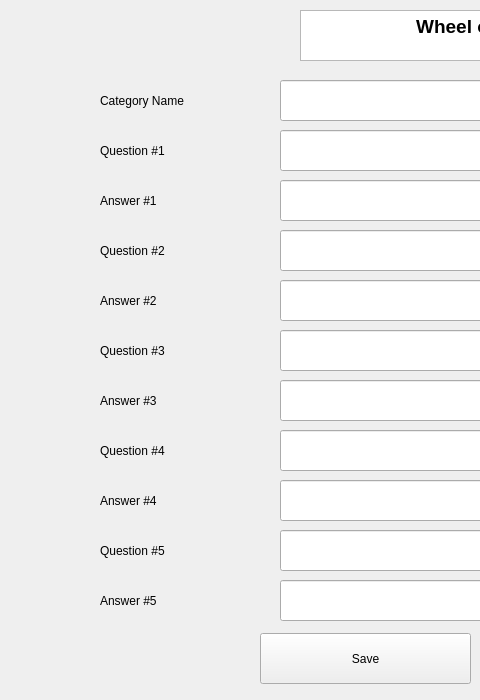
This is ui/categoryAdd.ui in chae1108/wheel-of-jeopardy as Qt 5 draws it before an edit; both pictures show x 0 to 480 and y 0 to 700 of the 1000 by 700 pixel window. The edited form follows.
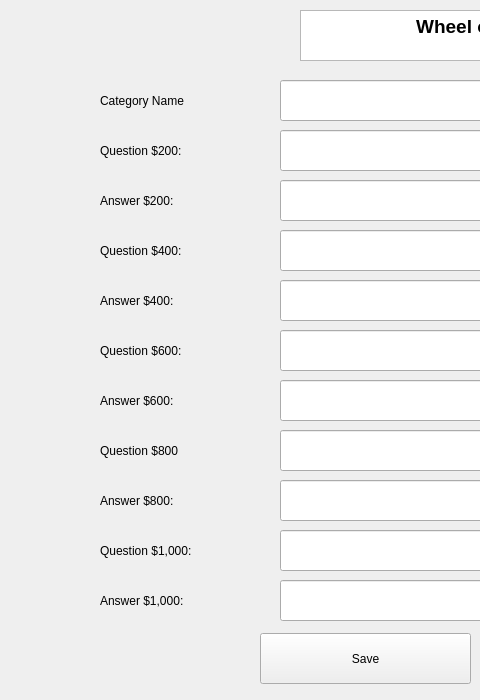
This is the edited form.

Commit message: built categoryAdd'

```diff
--- a/ui/categoryAdd.ui
+++ b/ui/categoryAdd.ui
@@ -73,7 +73,7 @@
     </rect>
    </property>
    <property name="text">
-    <string>Question #1</string>
+    <string>Question $200:</string>
    </property>
   </widget>
   <widget class="QLineEdit" name="answer1">
@@ -99,7 +99,7 @@
     </rect>
    </property>
    <property name="text">
-    <string>Answer #1</string>
+    <string>Answer $200:</string>
    </property>
   </widget>
   <widget class="QLineEdit" name="question2">
@@ -135,7 +135,7 @@
     </rect>
    </property>
    <property name="text">
-    <string>Answer #2</string>
+    <string>Answer $400:</string>
    </property>
   </widget>
   <widget class="QLabel" name="q2_label">
@@ -148,7 +148,7 @@
     </rect>
    </property>
    <property name="text">
-    <string>Question #2</string>
+    <string>Question $400:</string>
    </property>
   </widget>
   <widget class="QLineEdit" name="question3">
@@ -184,7 +184,7 @@
     </rect>
    </property>
    <property name="text">
-    <string>Answer #3</string>
+    <string>Answer $600:</string>
    </property>
   </widget>
   <widget class="QLabel" name="q3_label">
@@ -197,7 +197,7 @@
     </rect>
    </property>
    <property name="text">
-    <string>Question #3</string>
+    <string>Question $600:</string>
    </property>
   </widget>
   <widget class="QLineEdit" name="question4">
@@ -233,7 +233,7 @@
     </rect>
    </property>
    <property name="text">
-    <string>Answer #4</string>
+    <string>Answer $800:</string>
    </property>
   </widget>
   <widget class="QLabel" name="q4_label">
@@ -246,7 +246,7 @@
     </rect>
    </property>
    <property name="text">
-    <string>Question #4</string>
+    <string>Question $800</string>
    </property>
   </widget>
   <widget class="QLineEdit" name="question5">
@@ -282,7 +282,7 @@
     </rect>
    </property>
    <property name="text">
-    <string>Answer #5</string>
+    <string>Answer $1,000:</string>
    </property>
   </widget>
   <widget class="QLabel" name="q5_label">
@@ -295,7 +295,7 @@
     </rect>
    </property>
    <property name="text">
-    <string>Question #5</string>
+    <string>Question $1,000:</string>
    </property>
   </widget>
   <widget class="QPushButton" name="save">
```
The commit also changes 14 other files.
